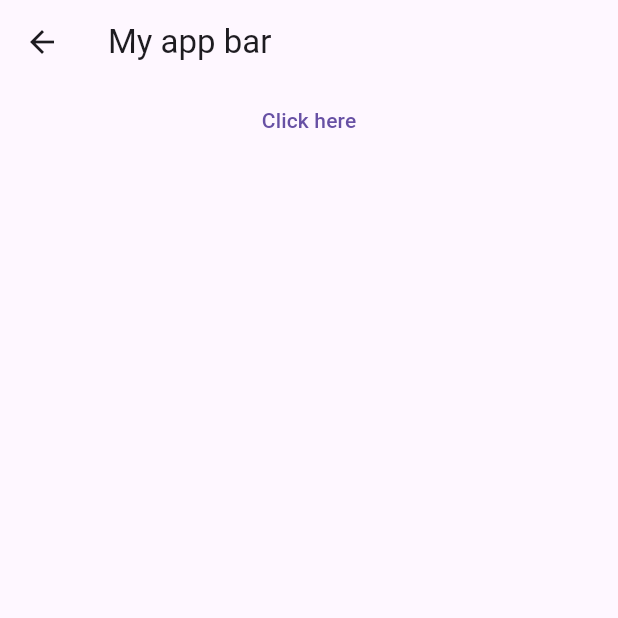
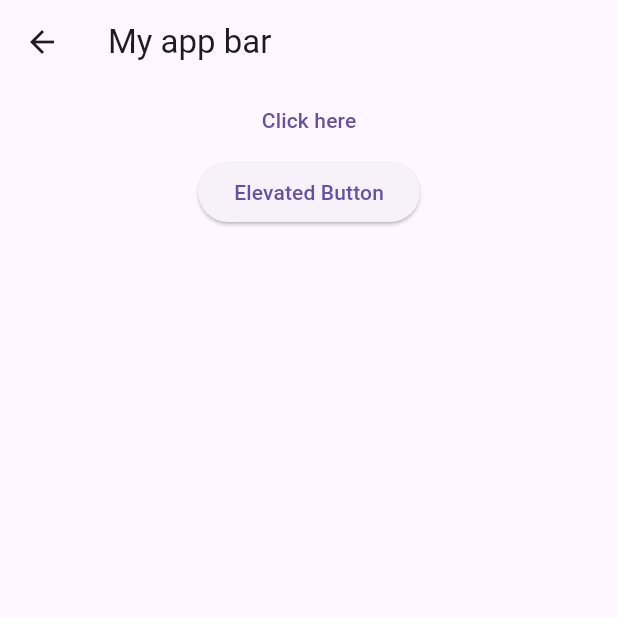
Before and after one commit to Najam-ud-Din/TicketPro-Booking-App-, a Flutter app: the ProfileScreen screen opened directly, on a phone screen of 412 x 824 dp, the top half of it. Run offline on Flutter 3.47's test engine with Material 3 defaults, Android fonts, the phone set to English and light mode, and no system bars; our stand-ins replace fluentui_icons, get.

```diff
--- a/lib/screens/profile_screen.dart
+++ b/lib/screens/profile_screen.dart
@@ -19,6 +19,12 @@ class ProfileScreen extends StatelessWidget {
             onPressed: () {
               print("Button is tapped");
             },
+          ),
+          ElevatedButton(
+            child: Text("Elevated Button"),
+            onPressed: () {
+              Text();
+            },
           )
         ],
       )),
```
